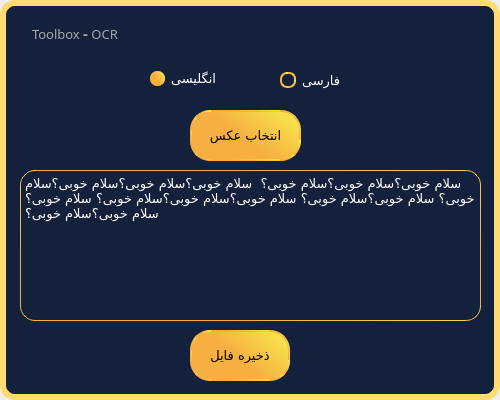
Old version of the form Ui/OCR.ui in the repository FatemeMokhtari/ToolBox_Python.
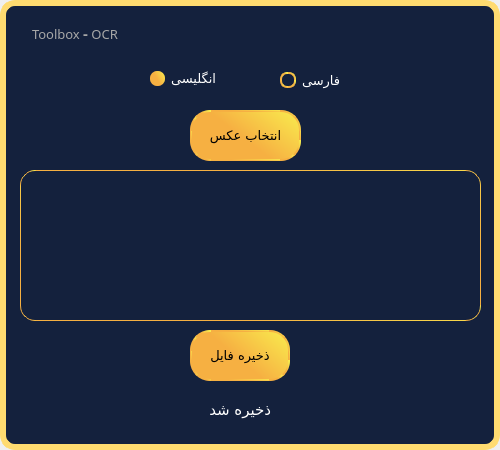
New version of the form. Icons and pictures are not drawn.

Commit message: Add Label to Ui OCR File

Patch:
```diff
--- a/Ui/OCR.ui
+++ b/Ui/OCR.ui
@@ -7,7 +7,7 @@
     <x>0</x>
     <y>0</y>
     <width>500</width>
-    <height>400</height>
+    <height>450</height>
    </rect>
   </property>
   <property name="windowTitle">
@@ -20,7 +20,7 @@
       <x>0</x>
       <y>0</y>
       <width>500</width>
-      <height>400</height>
+      <height>450</height>
      </rect>
     </property>
     <property name="styleSheet">
@@ -306,7 +306,30 @@
       <bool>true</bool>
      </property>
      <property name="plainText">
-      <string>سلام خوبی؟سلام خوبی؟سلام خوبی؟  سلام خوبی؟سلام خوبی؟سلام خوبی؟سلام خوبی؟ سلام خوبی؟سلام خوبی؟ سلام خوبی؟سلام خوبی؟سلام خوبی؟ سلام خوبی؟سلام خوبی؟سلام خوبی؟</string>
+      <string/>
+     </property>
+    </widget>
+    <widget class="QLabel" name="label">
+     <property name="geometry">
+      <rect>
+       <x>180</x>
+       <y>400</y>
+       <width>91</width>
+       <height>20</height>
+      </rect>
+     </property>
+     <property name="font">
+      <font>
+       <family>Gandom</family>
+       <pointsize>11</pointsize>
+      </font>
+     </property>
+     <property name="styleSheet">
+      <string notr="true">border:none;
+color: rgb(255, 255, 255);</string>
+     </property>
+     <property name="text">
+      <string>ذخیره شد</string>
      </property>
     </widget>
    </widget>
```
